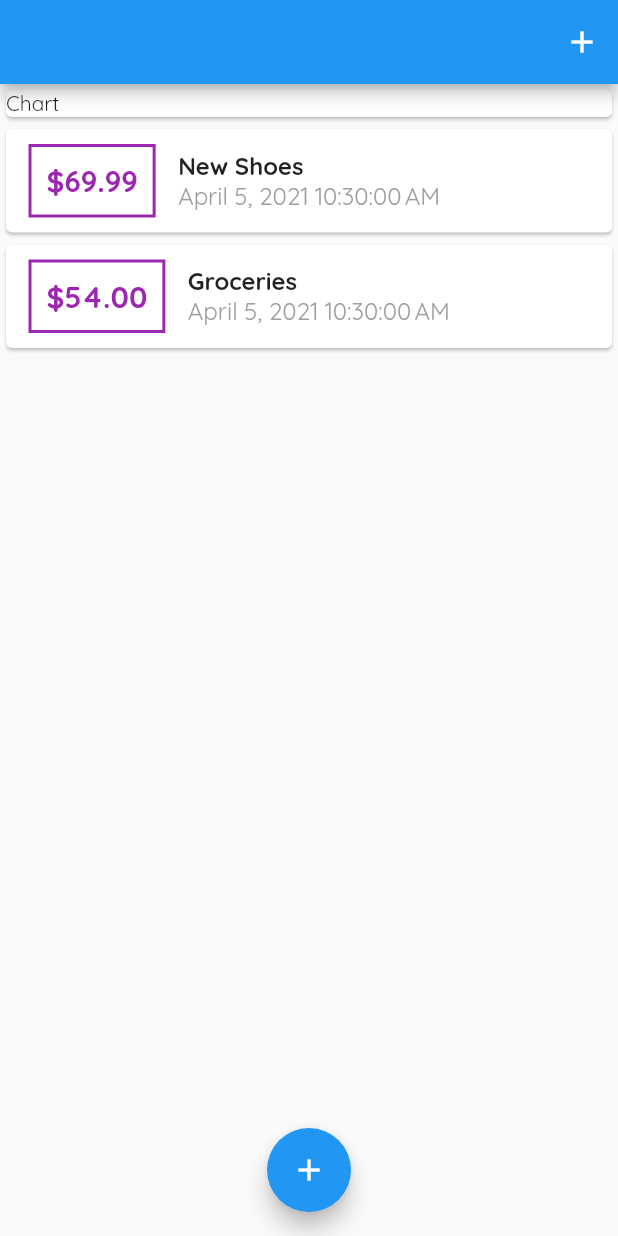
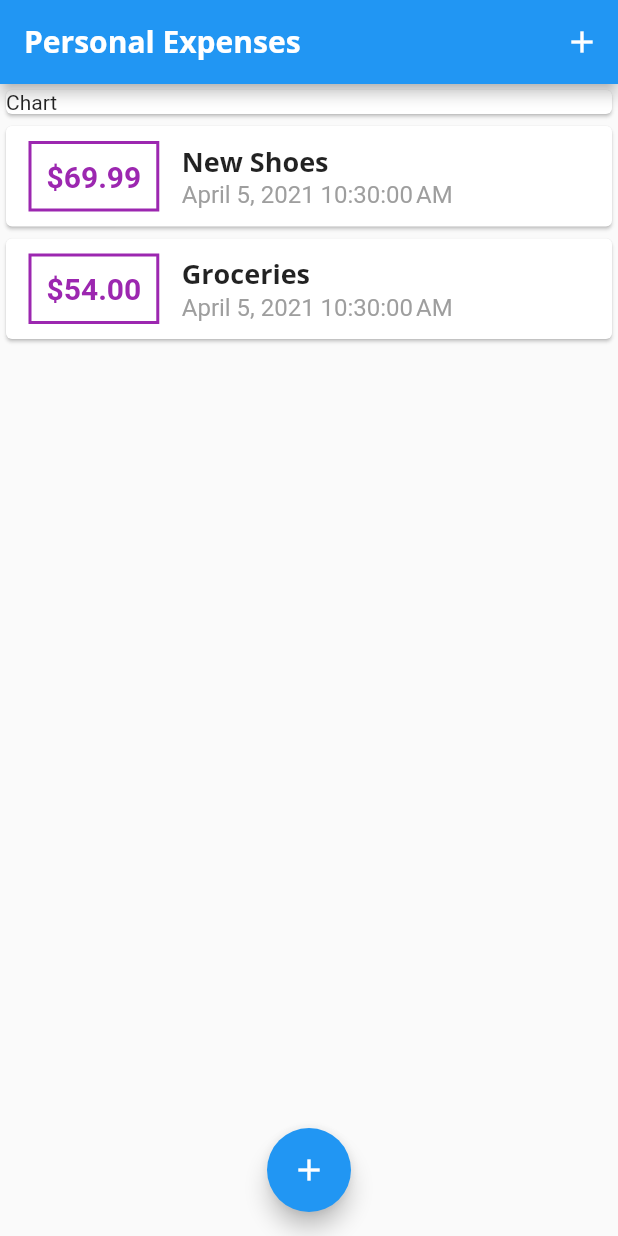
Before and after one commit to anklinuxboy/UdemyExpenseTracker, a Flutter app: the screen it shows after launch, on a phone screen of 412 x 824 dp. Run offline on Flutter 3.47's test engine with Material 2 defaults, Android fonts, the phone set to English and light mode, and no system bars.

Commit message:
Updated to headline6 style for titles

```diff
--- a/lib/main.dart
+++ b/lib/main.dart
@@ -15,7 +15,22 @@ class MyApp extends StatelessWidget {
       title: 'Personal Expenses',
       theme: ThemeData(
         primarySwatch: Colors.blue,
-        fontFamily: 'Quicksand'
+        fontFamily: 'Quicksand',
+        textTheme: ThemeData.light().textTheme.copyWith(
+              headline6: TextStyle(
+                fontFamily: 'OpenSans',
+                fontWeight: FontWeight.bold,
+                fontSize: 18,
+              ),
+            ),
+        appBarTheme: AppBarTheme(
+          textTheme: ThemeData.light().textTheme.copyWith(
+                headline6: TextStyle(
+                    fontFamily: 'OpenSans',
+                    fontSize: 20,
+                    fontWeight: FontWeight.bold),
+              ),
+        ),
       ),
       home: MyHomePage(),
     );
@@ -60,7 +75,7 @@ class _MyHomePageState extends State<MyHomePage> {
   Widget build(BuildContext context) {
     return Scaffold(
       appBar: AppBar(
-        title: Text(''),
+        title: Text('Personal Expenses'),
         actions: [
           IconButton(
             icon: Icon(Icons.add),
--- a/lib/widgets/transaction_list.dart
+++ b/lib/widgets/transaction_list.dart
@@ -40,10 +40,7 @@ class TransactionList extends StatelessWidget {
                 children: [
                   Text(
                     tx.title,
-                    style: TextStyle(
-                      fontSize: 16,
-                      fontWeight: FontWeight.bold,
-                    ),
+                    style: Theme.of(context).textTheme.headline6,
                   ),
                   Text(
                     DateFormat().format(tx.date),
```
